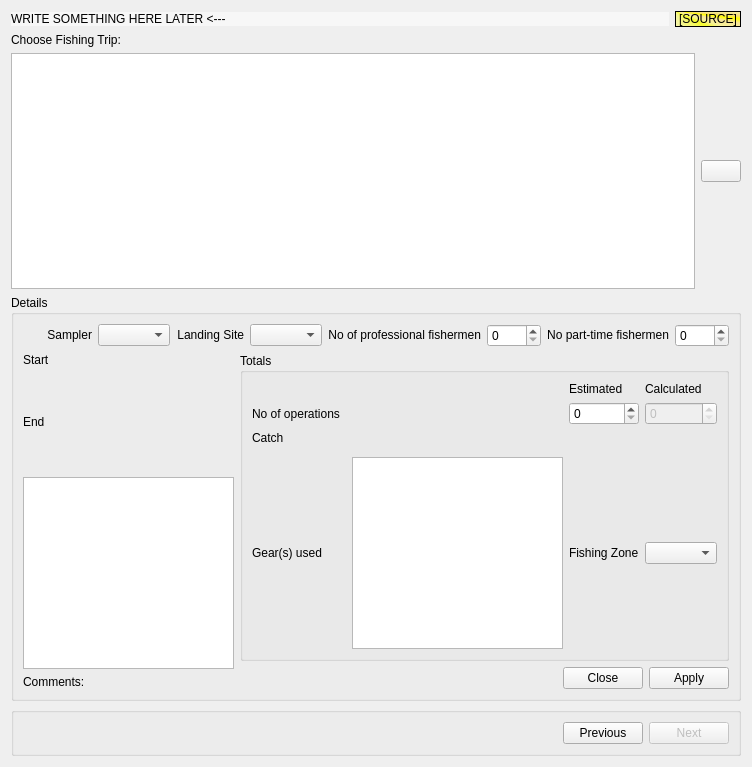
Qt form app_new/frmtrip.ui (doublebyte1/app_solution) before a commit.
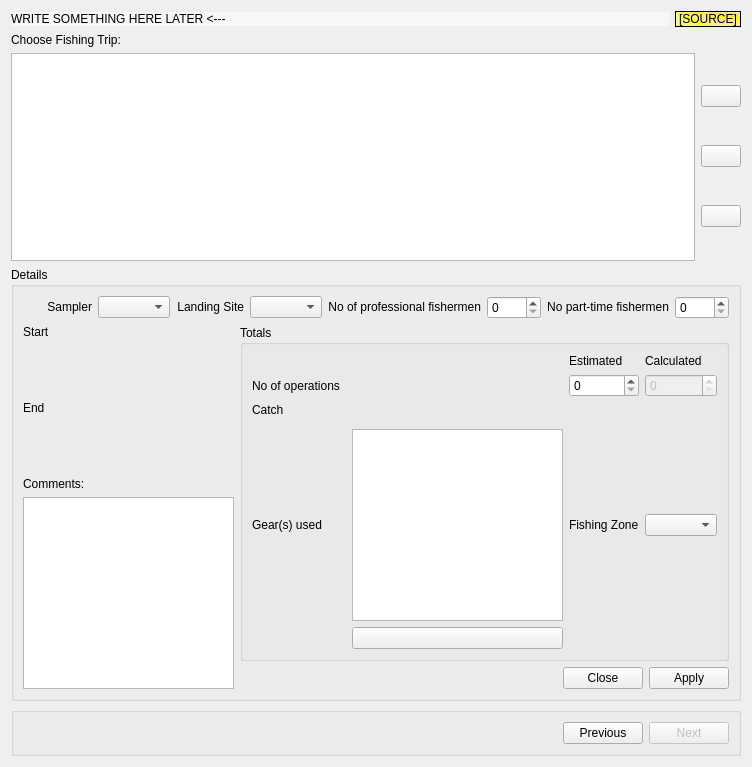
The same form after that commit. Icons and pictures are not drawn. Custom widgets are drawn as their Qt base class.

Commit message: - Fixed bug that was causing changes from datetime to time, to not display the checkbox anymore. - added support for editing multimodeli - added support for edits/removes on class FrmTrip

Patch:
```diff
--- a/app_new/frmtrip.ui
+++ b/app_new/frmtrip.ui
@@ -13,7 +13,7 @@
   <property name="windowTitle">
    <string>Form</string>
   </property>
-  <layout class="QVBoxLayout" name="verticalLayout_4">
+  <layout class="QVBoxLayout" name="verticalLayout_5">
    <item>
     <layout class="QHBoxLayout" name="horizontalLayout_9">
      <item>
@@ -71,7 +71,7 @@
     </widget>
    </item>
    <item>
-    <layout class="QHBoxLayout" name="horizontalLayout_15">
+    <layout class="QHBoxLayout" name="horizontalLayout_2">
      <item>
       <widget class="QTableView" name="tableView">
        <property name="sizePolicy">
@@ -98,7 +98,7 @@
       </widget>
      </item>
      <item>
-      <layout class="QVBoxLayout" name="verticalLayout_5">
+      <layout class="QVBoxLayout" name="verticalLayout_4">
        <item>
         <widget class="QPushButton" name="pushNew">
          <property name="toolTip">
@@ -119,6 +119,61 @@
          </property>
         </widget>
        </item>
+       <item>
+        <widget class="QPushButton" name="pushEdit">
+         <property name="sizePolicy">
+          <sizepolicy hsizetype="Preferred" vsizetype="Fixed">
+           <horstretch>0</horstretch>
+           <verstretch>0</verstretch>
+          </sizepolicy>
+         </property>
+         <property name="toolTip">
+          <string>Edit record</string>
+         </property>
+         <property name="statusTip">
+          <string>Edit record</string>
+         </property>
+         <property name="whatsThis">
+          <string>Edits record</string>
+         </property>
+         <property name="text">
+          <string/>
+         </property>
+         <property name="icon">
+          <iconset resource="app_new.qrc">
+           <normaloff>:/app_new/pencil.png</normaloff>:/app_new/pencil.png</iconset>
+         </property>
+         <property name="checkable">
+          <bool>true</bool>
+         </property>
+        </widget>
+       </item>
+       <item>
+        <widget class="QPushButton" name="pushRemove">
+         <property name="sizePolicy">
+          <sizepolicy hsizetype="Preferred" vsizetype="Fixed">
+           <horstretch>0</horstretch>
+           <verstretch>0</verstretch>
+          </sizepolicy>
+         </property>
+         <property name="toolTip">
+          <string>Remove record</string>
+         </property>
+         <property name="statusTip">
+          <string>Remove record</string>
+         </property>
+         <property name="whatsThis">
+          <string>Removes record</string>
+         </property>
+         <property name="text">
+          <string/>
+         </property>
+         <property name="icon">
+          <iconset resource="app_new.qrc">
+           <normaloff>:/app_new/cancel.png</normaloff>:/app_new/cancel.png</iconset>
+         </property>
+        </widget>
+       </item>
       </layout>
      </item>
     </layout>
@@ -341,6 +396,19 @@
             </property>
            </widget>
           </item>
+          <item>
+           <widget class="QLabel" name="label_13">
+            <property name="sizePolicy">
+             <sizepolicy hsizetype="Preferred" vsizetype="Fixed">
+              <horstretch>0</horstretch>
+              <verstretch>0</verstretch>
+             </sizepolicy>
+            </property>
+            <property name="text">
+             <string>Comments:</string>
+            </property>
+           </widget>
+          </item>
           <item>
            <widget class="QPlainTextEdit" name="textComments">
             <property name="sizePolicy">
@@ -360,19 +428,6 @@
             </property>
            </widget>
           </item>
-          <item>
-           <widget class="QLabel" name="label_13">
-            <property name="sizePolicy">
-             <sizepolicy hsizetype="Preferred" vsizetype="Fixed">
-              <horstretch>0</horstretch>
-              <verstretch>0</verstretch>
-             </sizepolicy>
-            </property>
-            <property name="text">
-             <string>Comments:</string>
-            </property>
-           </widget>
-          </item>
          </layout>
         </item>
         <item>
@@ -523,6 +578,32 @@
                </property>
               </widget>
              </item>
+             <item row="5" column="3">
+              <widget class="QPushButton" name="pushClear">
+               <property name="toolTip">
+                <string>Clear selection</string>
+               </property>
+               <property name="statusTip">
+                <string>Clear selection</string>
+               </property>
+               <property name="whatsThis">
+                <string>Clears selection</string>
+               </property>
+               <property name="text">
+                <string/>
+               </property>
+               <property name="icon">
+                <iconset resource="app_new.qrc">
+                 <normaloff>:/app_new/locationbar_erase.png</normaloff>:/app_new/locationbar_erase.png</iconset>
+               </property>
+               <property name="iconSize">
+                <size>
+                 <width>32</width>
+                 <height>16</height>
+                </size>
+               </property>
+              </widget>
+             </item>
             </layout>
            </widget>
           </item>
```
Left out of the diff: 50 changed lines with no effect on the pictures. The commit also changes 69 other files.
